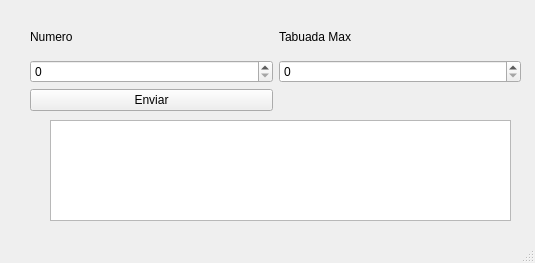
Above: mainwindow.ui from heitorPRdev/tabuadaQt before the change. Below: the same form after it.
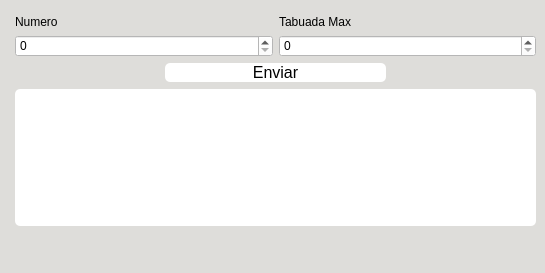
That is the form after the change.

The edit to the form file:
```diff
--- a/mainwindow.ui
+++ b/mainwindow.ui
@@ -6,89 +6,167 @@
    <rect>
     <x>0</x>
     <y>0</y>
-    <width>535</width>
-    <height>263</height>
+    <width>545</width>
+    <height>273</height>
    </rect>
   </property>
   <property name="minimumSize">
    <size>
-    <width>535</width>
-    <height>263</height>
+    <width>545</width>
+    <height>273</height>
    </size>
   </property>
   <property name="maximumSize">
    <size>
-    <width>535</width>
-    <height>263</height>
+    <width>545</width>
+    <height>273</height>
    </size>
   </property>
   <property name="windowTitle">
    <string>MainWindow</string>
   </property>
+  <property name="styleSheet">
+   <string notr="true">background-color:rgb(222, 221, 218);</string>
+  </property>
   <widget class="QWidget" name="centralwidget">
    <widget class="QWidget" name="gridLayoutWidget">
     <property name="geometry">
      <rect>
-      <x>30</x>
-      <y>20</y>
-      <width>491</width>
-      <height>91</height>
+      <x>10</x>
+      <y>10</y>
+      <width>531</width>
+      <height>221</height>
      </rect>
     </property>
+    <layout class="QVBoxLayout" name="verticalLayout">
+     <property name="leftMargin">
+      <number>5</number>
+     </property>
+     <property name="topMargin">
+      <number>5</number>
+     </property>
+     <property name="rightMargin">
+      <number>5</number>
+     </property>
+     <property name="bottomMargin">
+      <number>5</number>
+     </property>
+     <item>
     <layout class="QGridLayout" name="gridLayout">
-     <item row="2" column="0">
-      <widget class="QPushButton" name="btnEnviar">
-       <property name="text">
-        <string>Enviar</string>
-       </property>
-      </widget>
-     </item>
-     <item row="1" column="1">
-      <widget class="QSpinBox" name="snTabua">
-       <property name="maximum">
-        <number>1000</number>
+       <item row="0" column="1">
+        <widget class="QLabel" name="label_2">
+         <property name="styleSheet">
+          <string notr="true">color:black;</string>
+         </property>
+         <property name="text">
+          <string>Tabuada Max</string>
        </property>
       </widget>
      </item>
      <item row="0" column="0">
       <widget class="QLabel" name="label">
+         <property name="styleSheet">
+          <string notr="true">color:black;</string>
+         </property>
        <property name="text">
         <string>Numero</string>
        </property>
       </widget>
      </item>
+       <item row="1" column="1">
+        <widget class="QSpinBox" name="snTabua">
+         <property name="styleSheet">
+          <string notr="true">color:black;
+background-color: white;</string>
+         </property>
+         <property name="maximum">
+          <number>1000</number>
+         </property>
+        </widget>
+       </item>
      <item row="1" column="0">
       <widget class="QSpinBox" name="snNum">
+         <property name="styleSheet">
+          <string notr="true">color:black;
+background-color: white;</string>
+         </property>
        <property name="maximum">
         <number>1000</number>
        </property>
       </widget>
      </item>
-     <item row="0" column="1">
-      <widget class="QLabel" name="label_2">
+       <item row="2" column="0" colspan="2">
+        <layout class="QHBoxLayout" name="horizontalLayout">
+         <item>
+          <spacer name="horizontalSpacer">
+           <property name="orientation">
+            <enum>Qt::Horizontal</enum>
+           </property>
+           <property name="sizeType">
+            <enum>QSizePolicy::Fixed</enum>
+           </property>
+           <property name="sizeHint" stdset="0">
+            <size>
+             <width>150</width>
+             <height>20</height>
+            </size>
+           </property>
+          </spacer>
+         </item>
+         <item>
+          <widget class="QPushButton" name="btnEnviar">
+           <property name="font">
+            <font>
+             <pointsize>12</pointsize>
+            </font>
+           </property>
+           <property name="styleSheet">
+            <string notr="true">color:black;
+background-color: white;
+border-radius: 5px;</string>
+           </property>
        <property name="text">
-        <string>Tabuada Max</string>
+            <string>Enviar</string>
        </property>
       </widget>
      </item>
-    </layout>
-   </widget>
+         <item>
+          <spacer name="horizontalSpacer_2">
+           <property name="orientation">
+            <enum>Qt::Horizontal</enum>
+           </property>
+           <property name="sizeType">
+            <enum>QSizePolicy::Fixed</enum>
+           </property>
+           <property name="sizeHint" stdset="0">
+            <size>
+             <width>150</width>
+             <height>20</height>
+            </size>
+           </property>
+          </spacer>
+         </item>
+        </layout>
+       </item>
+      </layout>
+     </item>
+     <item>
    <widget class="QListView" name="vrRes">
     <property name="enabled">
      <bool>true</bool>
     </property>
-    <property name="geometry">
-     <rect>
-      <x>50</x>
-      <y>120</y>
-      <width>461</width>
-      <height>101</height>
-     </rect>
+       <property name="styleSheet">
+        <string notr="true">color:black;
+background-color: white;
+border-radius: 5px;</string>
     </property>
     <property name="editTriggers">
      <set>QAbstractItemView::EditKeyPressed</set>
     </property>
    </widget>
+     </item>
+    </layout>
+   </widget>
   </widget>
   <widget class="QMenuBar" name="menubar">
    <property name="geometry">
```
Left out of the diff: 4 changed lines with no effect on the pictures. Lines whose indentation alone changed are shown as unchanged.
